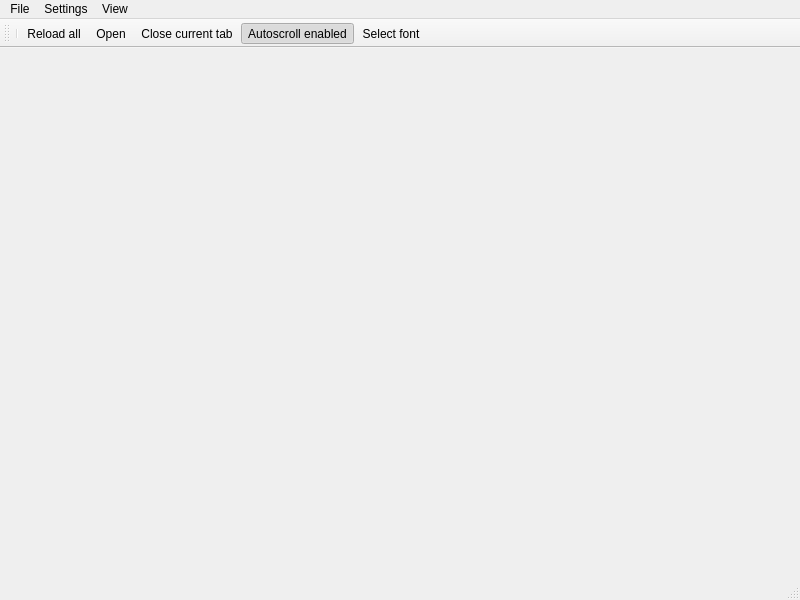
Above: mainwindow.ui from lysevi/logan before the change. Below: the same form after it.
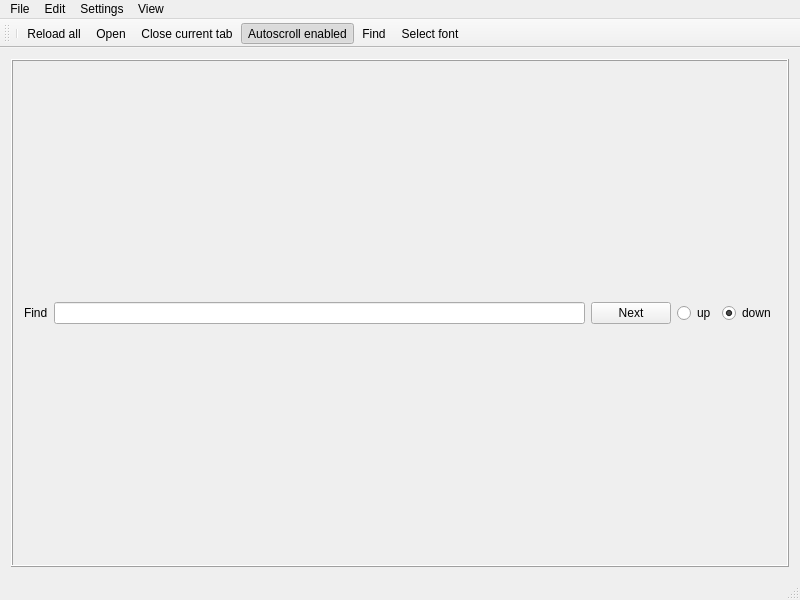
That is the form after the change. Icons and pictures are not drawn.

Patch:
```diff
--- a/mainwindow.ui
+++ b/mainwindow.ui
@@ -27,6 +27,61 @@
     <item row="0" column="0">
      <layout class="QGridLayout" name="gridLayout"/>
     </item>
+    <item row="1" column="0">
+     <widget class="QFrame" name="searchFrame">
+      <property name="sizePolicy">
+       <sizepolicy hsizetype="Expanding" vsizetype="Minimum">
+        <horstretch>0</horstretch>
+        <verstretch>0</verstretch>
+       </sizepolicy>
+      </property>
+      <property name="frameShape">
+       <enum>QFrame::Box</enum>
+      </property>
+      <property name="frameShadow">
+       <enum>QFrame::Raised</enum>
+      </property>
+      <layout class="QHBoxLayout" name="horizontalLayout">
+       <item>
+        <widget class="QLabel" name="label">
+         <property name="text">
+          <string>Find</string>
+         </property>
+        </widget>
+       </item>
+       <item>
+        <widget class="QLineEdit" name="searchPatternEdit"/>
+       </item>
+       <item>
+        <widget class="QPushButton" name="searchNextPushButton">
+         <property name="text">
+          <string>Next</string>
+         </property>
+        </widget>
+       </item>
+       <item>
+        <widget class="QRadioButton" name="searchUpRadioButton">
+         <property name="text">
+          <string>up</string>
+         </property>
+        </widget>
+       </item>
+       <item>
+        <widget class="QRadioButton" name="searchDownRadioButton">
+         <property name="text">
+          <string>down</string>
+         </property>
+         <property name="checkable">
+          <bool>true</bool>
+         </property>
+         <property name="checked">
+          <bool>true</bool>
+         </property>
+        </widget>
+       </item>
+      </layout>
+     </widget>
+    </item>
    </layout>
   </widget>
   <widget class="QMenuBar" name="menuBar">
@@ -63,7 +118,14 @@
     <addaction name="actionautoscroll_enabled"/>
     <addaction name="actionselect_text_encoding"/>
    </widget>
+   <widget class="QMenu" name="menuEdit">
+    <property name="title">
+     <string>Edit</string>
+    </property>
+    <addaction name="actionFind"/>
+   </widget>
    <addaction name="menuFile"/>
+   <addaction name="menuEdit"/>
    <addaction name="menu"/>
    <addaction name="menuView"/>
   </widget>
@@ -85,6 +147,7 @@
    <addaction name="actionOpen"/>
    <addaction name="actionclose_current_tab"/>
    <addaction name="actionautoscroll_enabled"/>
+   <addaction name="actionFind"/>
    <addaction name="actionfont_selection"/>
   </widget>
   <widget class="QStatusBar" name="statusBar"/>
@@ -183,6 +246,21 @@
     <string>Select text encoding</string>
    </property>
   </action>
+  <action name="actionFind">
+   <property name="checkable">
+    <bool>true</bool>
+   </property>
+   <property name="icon">
+    <iconset resource="resources.qrc">
+     <normaloff>:/icons/find.svg</normaloff>:/icons/find.svg</iconset>
+   </property>
+   <property name="text">
+    <string>Find</string>
+   </property>
+   <property name="shortcut">
+    <string>Ctrl+F</string>
+   </property>
+  </action>
  </widget>
  <layoutdefault spacing="6" margin="11"/>
  <resources>
```
Left out of the diff: 16 changed lines with no effect on the pictures.
